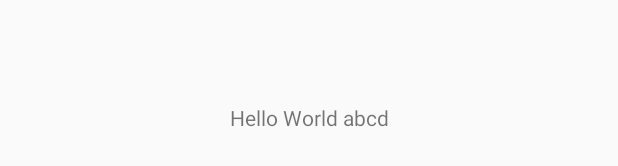
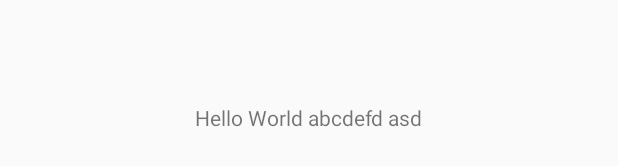
Before and after one commit to Kactus999/mobilemidterm, an Android app: the layout activity_main.xml on its own in the app's theme, with its tools: preview values and no code run, on a phone screen of 412 x 824 dp. Shown: the part 501-667 px from the top of the screen. Run offline under Robolectric (Android 15) with nearby library versions, the phone set to English and light mode, and no system bars.

Commit message:
change hello world 2

```diff
--- a/app/src/main/res/layout/activity_main.xml
+++ b/app/src/main/res/layout/activity_main.xml
@@ -9,7 +9,7 @@
     <TextView
         android:layout_width="wrap_content"
         android:layout_height="wrap_content"
-        android:text="Hello World abcd"
+        android:text="Hello World abcdefd asd"
         app:layout_constraintBottom_toBottomOf="parent"
         app:layout_constraintEnd_toEndOf="parent"
         app:layout_constraintStart_toStartOf="parent"
```
